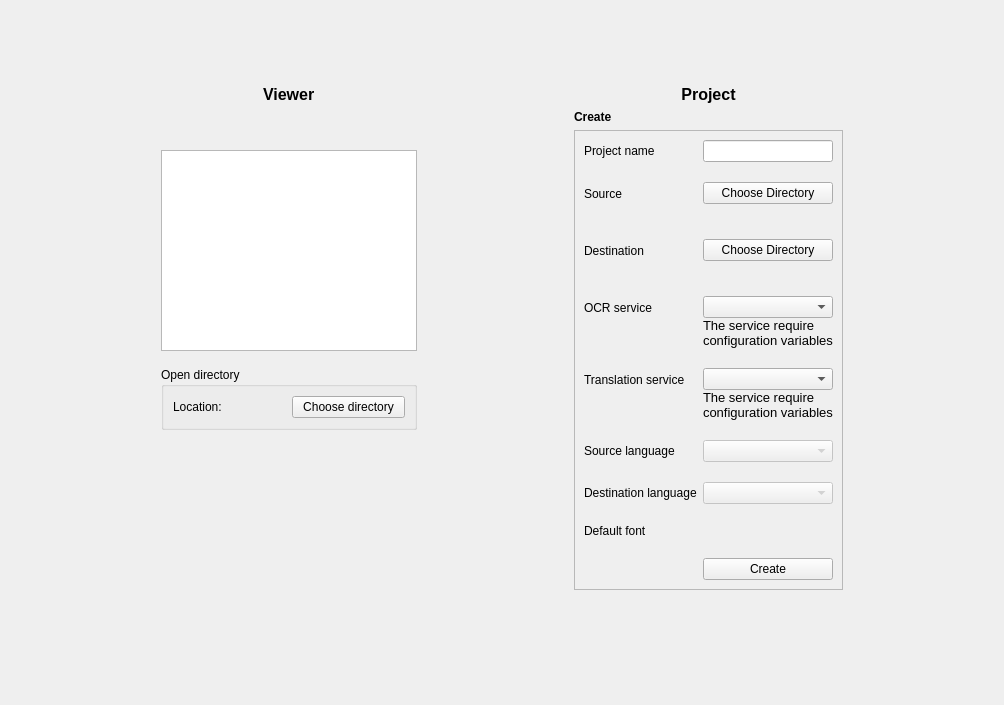
SimonRacaud/TranscanEditor, file gui/Transcan/ui/home_page.ui: the form before one commit.
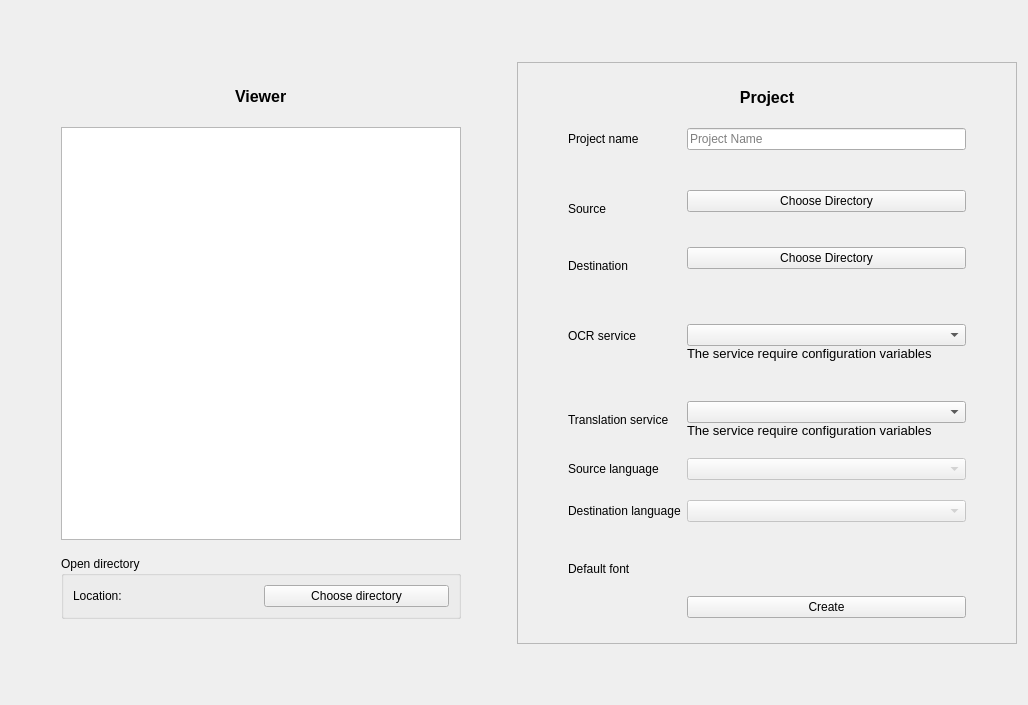
The form after the commit.

Commit message: style(gui): Update home page design

```diff
--- a/gui/Transcan/ui/home_page.ui
+++ b/gui/Transcan/ui/home_page.ui
@@ -13,6 +13,9 @@
   <property name="windowTitle">
    <string>Form</string>
   </property>
+  <property name="autoFillBackground">
+   <bool>true</bool>
+  </property>
   <layout class="QVBoxLayout" name="verticalLayout_7">
    <item>
     <spacer name="verticalSpacer_11">
@@ -46,26 +49,29 @@
       </spacer>
      </item>
      <item>
+      <widget class="QFrame" name="viewer_frame">
+       <property name="minimumSize">
+        <size>
+         <width>500</width>
+         <height>0</height>
+        </size>
+       </property>
+       <property name="autoFillBackground">
+        <bool>true</bool>
+       </property>
       <layout class="QVBoxLayout" name="ViewerLayout">
        <property name="leftMargin">
-        <number>0</number>
-       </property>
-       <item>
-        <spacer name="verticalSpacer_7">
-         <property name="orientation">
-          <enum>Qt::Vertical</enum>
-         </property>
-         <property name="sizeType">
-          <enum>QSizePolicy::Fixed</enum>
-         </property>
-         <property name="sizeHint" stdset="0">
-          <size>
-           <width>20</width>
-           <height>10</height>
-          </size>
-         </property>
-        </spacer>
-       </item>
+         <number>50</number>
+        </property>
+        <property name="topMargin">
+         <number>25</number>
+        </property>
+        <property name="rightMargin">
+         <number>50</number>
+        </property>
+        <property name="bottomMargin">
+         <number>25</number>
+        </property>
        <item alignment="Qt::AlignHCenter">
         <widget class="QLabel" name="TitleViewer">
          <property name="font">
@@ -78,12 +84,12 @@
           <string>Viewer</string>
          </property>
          <property name="margin">
-          <number>10</number>
+           <number>0</number>
          </property>
         </widget>
        </item>
        <item>
-        <spacer name="verticalSpacer_13">
+         <spacer name="verticalSpacer_2">
          <property name="orientation">
           <enum>Qt::Vertical</enum>
          </property>
@@ -93,7 +99,7 @@
          <property name="sizeHint" stdset="0">
           <size>
            <width>20</width>
-           <height>40</height>
+            <height>15</height>
           </size>
          </property>
         </spacer>
@@ -156,20 +162,8 @@
          </layout>
         </widget>
        </item>
-       <item>
-        <spacer name="verticalSpacer_2">
-         <property name="orientation">
-          <enum>Qt::Vertical</enum>
-         </property>
-         <property name="sizeHint" stdset="0">
-          <size>
-           <width>20</width>
-           <height>40</height>
-          </size>
-         </property>
-        </spacer>
-       </item>
-      </layout>
+       </layout>
+      </widget>
      </item>
      <item>
       <spacer name="horizontalSpacerRootMiddle">
@@ -184,27 +178,33 @@
        </property>
       </spacer>
      </item>
-     <item>
-      <layout class="QVBoxLayout" name="ProjectLayout">
+     <item alignment="Qt::AlignHCenter|Qt::AlignTop">
+      <widget class="QFrame" name="project_frame">
+       <property name="minimumSize">
+        <size>
+         <width>500</width>
+         <height>0</height>
+        </size>
+       </property>
+       <property name="autoFillBackground">
+        <bool>true</bool>
+       </property>
+       <property name="frameShape">
+        <enum>QFrame::StyledPanel</enum>
+       </property>
+       <layout class="QVBoxLayout" name="verticalLayout">
        <property name="leftMargin">
-        <number>0</number>
-       </property>
-       <item>
-        <spacer name="verticalSpacer_8">
-         <property name="orientation">
-          <enum>Qt::Vertical</enum>
-         </property>
-         <property name="sizeType">
-          <enum>QSizePolicy::Fixed</enum>
-         </property>
-         <property name="sizeHint" stdset="0">
-          <size>
-           <width>20</width>
-           <height>10</height>
-          </size>
-         </property>
-        </spacer>
-       </item>
+         <number>50</number>
+        </property>
+        <property name="topMargin">
+         <number>25</number>
+        </property>
+        <property name="rightMargin">
+         <number>50</number>
+        </property>
+        <property name="bottomMargin">
+         <number>25</number>
+        </property>
        <item>
         <widget class="QLabel" name="TitleProject">
          <property name="font">
@@ -222,35 +222,24 @@
          <property name="alignment">
           <set>Qt::AlignCenter</set>
          </property>
-         <property name="margin">
-          <number>10</number>
-         </property>
         </widget>
        </item>
        <item>
-        <widget class="QLabel" name="CreateProjectTitle">
-         <property name="font">
-          <font>
-           <bold>true</bold>
-          </font>
-         </property>
-         <property name="text">
-          <string>Create</string>
-         </property>
-         <property name="margin">
-          <number>5</number>
-         </property>
-        </widget>
-       </item>
-       <item>
-        <widget class="QFrame" name="frame">
-         <property name="frameShape">
-          <enum>QFrame::StyledPanel</enum>
-         </property>
-         <property name="frameShadow">
-          <enum>QFrame::Raised</enum>
-         </property>
-         <layout class="QVBoxLayout" name="verticalLayout_3">
+         <spacer name="verticalSpacer">
+          <property name="orientation">
+           <enum>Qt::Vertical</enum>
+          </property>
+          <property name="sizeType">
+           <enum>QSizePolicy::Fixed</enum>
+          </property>
+          <property name="sizeHint" stdset="0">
+           <size>
+            <width>1</width>
+            <height>15</height>
+           </size>
+          </property>
+         </spacer>
+        </item>
           <item>
            <layout class="QFormLayout" name="NewProjectForm">
             <property name="formAlignment">
@@ -265,14 +254,20 @@
             <property name="topMargin">
              <number>0</number>
             </property>
-            <item row="1" column="0">
+          <item row="2" column="0">
              <widget class="QLabel" name="sourceLabel">
+            <property name="sizePolicy">
+             <sizepolicy hsizetype="Preferred" vsizetype="Expanding">
+              <horstretch>0</horstretch>
+              <verstretch>0</verstretch>
+             </sizepolicy>
+            </property>
               <property name="text">
                <string>Source</string>
               </property>
              </widget>
             </item>
-            <item row="1" column="1">
+          <item row="2" column="1">
              <layout class="QVBoxLayout" name="verticalLayout_2">
               <property name="topMargin">
                <number>0</number>
@@ -331,14 +326,20 @@
               </item>
              </layout>
             </item>
-            <item row="2" column="0">
+          <item row="3" column="0">
              <widget class="QLabel" name="destinationLabel">
+            <property name="sizePolicy">
+             <sizepolicy hsizetype="Preferred" vsizetype="Expanding">
+              <horstretch>0</horstretch>
+              <verstretch>0</verstretch>
+             </sizepolicy>
+            </property>
               <property name="text">
                <string>Destination</string>
               </property>
              </widget>
             </item>
-            <item row="2" column="1">
+          <item row="3" column="1">
              <layout class="QVBoxLayout" name="verticalLayout_4">
               <property name="topMargin">
                <number>0</number>
@@ -378,14 +379,14 @@
               </item>
              </layout>
             </item>
-            <item row="3" column="0">
+          <item row="5" column="0">
              <widget class="QLabel" name="ocrServiceLabel">
               <property name="text">
                <string>OCR service</string>
               </property>
              </widget>
             </item>
-            <item row="3" column="1">
+          <item row="5" column="1">
              <layout class="QVBoxLayout" name="verticalLayout_5">
               <property name="topMargin">
                <number>0</number>
@@ -423,14 +424,20 @@
               </item>
              </layout>
             </item>
-            <item row="4" column="0">
+          <item row="7" column="0">
              <widget class="QLabel" name="translationLabel">
+            <property name="sizePolicy">
+             <sizepolicy hsizetype="Preferred" vsizetype="Expanding">
+              <horstretch>0</horstretch>
+              <verstretch>0</verstretch>
+             </sizepolicy>
+            </property>
               <property name="text">
                <string>Translation service</string>
               </property>
              </widget>
             </item>
-            <item row="4" column="1">
+          <item row="7" column="1">
              <layout class="QVBoxLayout" name="verticalLayout_6">
               <property name="topMargin">
                <number>0</number>
@@ -455,35 +462,35 @@
               </item>
              </layout>
             </item>
-            <item row="5" column="0">
+          <item row="8" column="0">
              <widget class="QLabel" name="transSrclabel">
               <property name="text">
                <string>Source language</string>
               </property>
              </widget>
             </item>
-            <item row="5" column="1">
+          <item row="8" column="1">
              <widget class="QComboBox" name="transSrcComboBox">
               <property name="enabled">
                <bool>false</bool>
               </property>
              </widget>
             </item>
-            <item row="6" column="0">
+          <item row="9" column="0">
              <widget class="QLabel" name="label">
               <property name="text">
                <string>Destination language</string>
               </property>
              </widget>
             </item>
-            <item row="6" column="1">
-             <widget class="QComboBox" name="transDestComboBox">
-              <property name="enabled">
-               <bool>false</bool>
-              </property>
-             </widget>
-            </item>
             <item row="9" column="1">
+           <widget class="QComboBox" name="transDestComboBox">
+            <property name="enabled">
+             <bool>false</bool>
+            </property>
+           </widget>
+          </item>
+          <item row="13" column="1">
              <widget class="QPushButton" name="submitButton">
               <property name="text">
                <string>Create</string>
@@ -497,7 +504,7 @@
               </property>
              </layout>
             </item>
-            <item row="7" column="0">
+          <item row="11" column="0">
              <widget class="QLabel" name="fontLabel">
               <property name="text">
                <string>Default font</string>
@@ -505,37 +512,96 @@
              </widget>
             </item>
             <item row="0" column="1">
-             <widget class="QLineEdit" name="projectName"/>
+           <widget class="QLineEdit" name="projectName">
+            <property name="placeholderText">
+             <string>Project Name</string>
+            </property>
+           </widget>
             </item>
             <item row="0" column="0">
              <widget class="QLabel" name="projectNameLabel">
+            <property name="sizePolicy">
+             <sizepolicy hsizetype="Preferred" vsizetype="Expanding">
+              <horstretch>0</horstretch>
+              <verstretch>0</verstretch>
+             </sizepolicy>
+            </property>
               <property name="text">
                <string>Project name</string>
               </property>
              </widget>
             </item>
+          <item row="1" column="1">
+           <spacer name="verticalSpacer_3">
+            <property name="orientation">
+             <enum>Qt::Vertical</enum>
+            </property>
+            <property name="sizeType">
+             <enum>QSizePolicy::Fixed</enum>
+            </property>
+            <property name="sizeHint" stdset="0">
+             <size>
+              <width>20</width>
+              <height>0</height>
+             </size>
+            </property>
+           </spacer>
+          </item>
+          <item row="4" column="1">
+           <spacer name="verticalSpacer_4">
+            <property name="orientation">
+             <enum>Qt::Vertical</enum>
+            </property>
+            <property name="sizeType">
+             <enum>QSizePolicy::Fixed</enum>
+            </property>
+            <property name="sizeHint" stdset="0">
+             <size>
+              <width>20</width>
+              <height>0</height>
+             </size>
+            </property>
+           </spacer>
+          </item>
+          <item row="6" column="1">
+           <spacer name="verticalSpacer_5">
+            <property name="orientation">
+             <enum>Qt::Vertical</enum>
+            </property>
+            <property name="sizeType">
+             <enum>QSizePolicy::Fixed</enum>
+            </property>
+            <property name="sizeHint" stdset="0">
+             <size>
+              <width>20</width>
+              <height>0</height>
+             </size>
+            </property>
+           </spacer>
+          </item>
+          <item row="10" column="1">
+           <spacer name="verticalSpacer_6">
+            <property name="orientation">
+             <enum>Qt::Vertical</enum>
+            </property>
+            <property name="sizeType">
+             <enum>QSizePolicy::Fixed</enum>
+            </property>
+            <property name="sizeHint" stdset="0">
+             <size>
+              <width>20</width>
+              <height>0</height>
+             </size>
+            </property>
+           </spacer>
+          </item>
            </layout>
           </item>
          </layout>
         </widget>
        </item>
        <item>
-        <spacer name="verticalSpacer">
-         <property name="orientation">
-          <enum>Qt::Vertical</enum>
-         </property>
-         <property name="sizeHint" stdset="0">
-          <size>
-           <width>20</width>
-           <height>40</height>
-          </size>
-         </property>
-        </spacer>
-       </item>
-      </layout>
-     </item>
-     <item>
-      <spacer name="horizontalSpacerRootRight">
+      <spacer name="right_horizontalSpacerRoot">
        <property name="orientation">
         <enum>Qt::Horizontal</enum>
        </property>
```
Left out of the diff: 16 changed lines with no effect on the pictures. Lines whose indentation alone changed are shown as unchanged. The commit also changes 5 other files.
